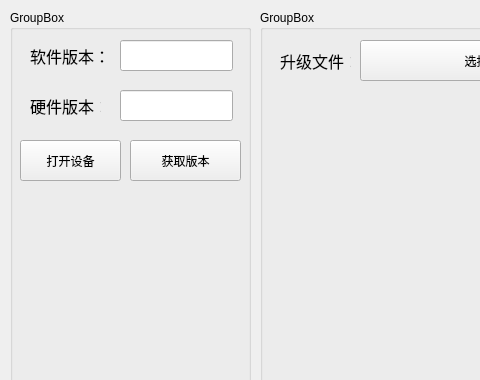
Above: SoftWare/PCTool/AdvancedClock/OTA.ui from ZhangYiXiSucceed/Advanced-Clock before the change; both pictures show x 0 to 480 and y 0 to 380 of the 785 by 561 pixel window. Below: the same form after it.
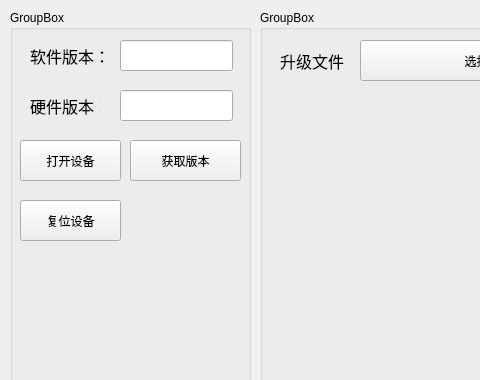
That is the form after the change.

Commit message: updat OTA reset cmd

Patch:
```diff
--- a/SoftWare/PCTool/AdvancedClock/OTA.ui
+++ b/SoftWare/PCTool/AdvancedClock/OTA.ui
@@ -113,6 +113,19 @@
      <string>打开设备</string>
     </property>
    </widget>
+   <widget class="QPushButton" name="ResetDevice">
+    <property name="geometry">
+     <rect>
+      <x>10</x>
+      <y>190</y>
+      <width>101</width>
+      <height>41</height>
+     </rect>
+    </property>
+    <property name="text">
+     <string>复位设备</string>
+    </property>
+   </widget>
   </widget>
   <widget class="QGroupBox" name="groupBox_2">
    <property name="geometry">
```
The commit also changes 6 other files.
